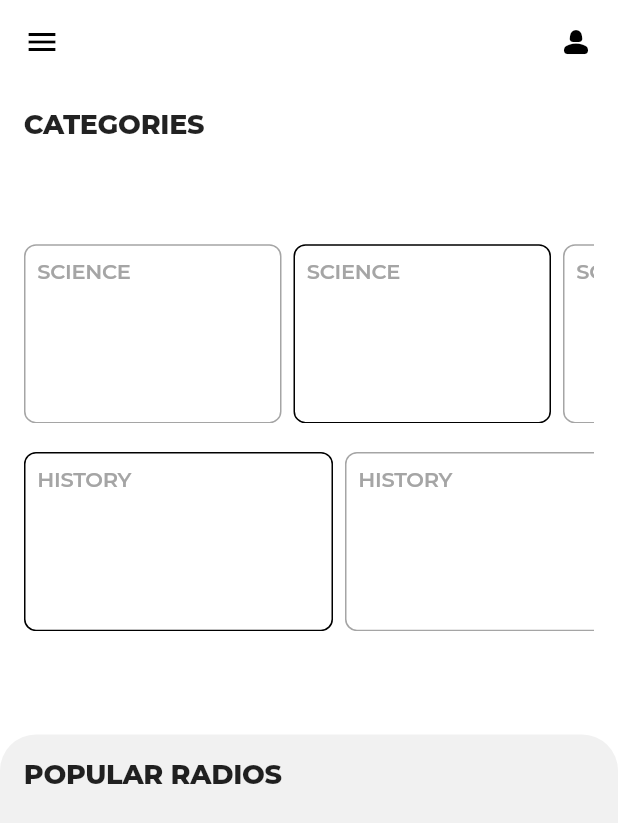
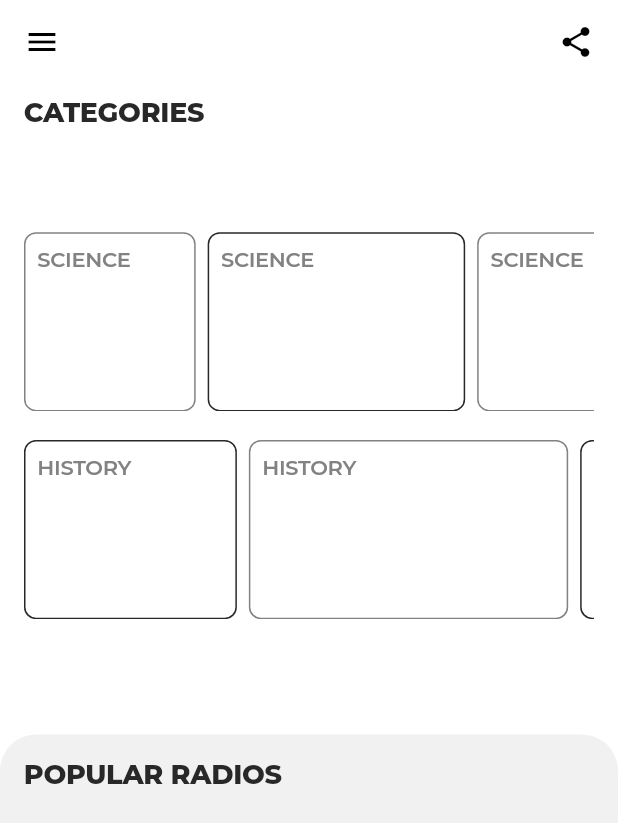
Before and after one commit to the-loudspeaker/pandemodium, a Flutter app: the screen it shows after launch, on a phone screen of 412 x 824 dp. Shown: the top 823 px of the screen. Run offline on Flutter 3.47's test engine with Material 2 defaults, Android fonts, the phone set to English and light mode, and no system bars; our stand-ins replace flutter_screenutil, google_fonts.

Commit message:
font and color fixes.

```diff
--- a/lib/Screens/categories_widget.dart
+++ b/lib/Screens/categories_widget.dart
@@ -1,6 +1,5 @@
 import 'package:flutter/material.dart';
 import 'package:flutter_screenutil/flutter_screenutil.dart';
-import 'package:pandemonium/utils/custom_colors.dart';
 import 'package:pandemonium/utils/custom_fonts.dart';
 import 'package:pandemonium/utils/no_scrollglow_behaviour.dart';
 
@@ -28,24 +27,23 @@ class _CategoriesWidgetState extends State<CategoriesWidget> {
           child: ScrollConfiguration(
             behavior: NoScrollGlowBehaviour(),
             child: ListView.separated(
-              itemCount: 40,
+              itemCount: 10,
               scrollDirection: Axis.horizontal,
               physics: const BouncingScrollPhysics(),
               itemBuilder: (BuildContext context, int index) {
                 return Container(
-                  width: ScreenUtil().setWidth(150),
-                  height: ScreenUtil().setHeight(50),
+                  width: ScreenUtil().setWidth(((index % 2) + 2) * 50),
                   padding: const EdgeInsets.all(8),
                   decoration: BoxDecoration(
                       borderRadius: const BorderRadius.all(Radius.circular(8)),
                       border: Border.all(
                           color: index.isEven
-                              ? CustomColors.secondaryGrey
-                              : Colors.black)),
+                              ? FontColors.secondaryTextColor
+                              : FontColors.primaryTextColor)),
                   child: Text(
                     "Science".toUpperCase(),
                     style: MontserratFont.paragraphSemiBold2
-                        .copyWith(color: CustomColors.secondaryGrey),
+                        .copyWith(color: FontColors.secondaryTextColor),
                   ),
                 );
               },
@@ -65,22 +63,23 @@ class _CategoriesWidgetState extends State<CategoriesWidget> {
           child: ScrollConfiguration(
             behavior: NoScrollGlowBehaviour(),
             child: ListView.separated(
-              itemCount: 40,
+              itemCount: 10,
               scrollDirection: Axis.horizontal,
               physics: const BouncingScrollPhysics(),
               itemBuilder: (BuildContext context, int index) {
                 return Container(
-                  width: ScreenUtil().setWidth(180),
-                  height: ScreenUtil().setHeight(50),
+                  width: ScreenUtil().setWidth(((index % 2) + 2) * 62),
                   padding: const EdgeInsets.all(8),
                   decoration: BoxDecoration(
                       borderRadius: const BorderRadius.all(Radius.circular(8)),
                       border: Border.all(
-                          color: index.isOdd ? CustomColors.secondaryGrey : Colors.black)),
+                          color: index.isOdd
+                              ? FontColors.secondaryTextColor
+                              : FontColors.primaryTextColor)),
                   child: Text(
                     "History".toUpperCase(),
                     style: MontserratFont.paragraphSemiBold2
-                        .copyWith(color: CustomColors.secondaryGrey),
+                        .copyWith(color: FontColors.secondaryTextColor),
                   ),
                 );
               },
--- a/lib/Screens/home.dart
+++ b/lib/Screens/home.dart
@@ -1,8 +1,7 @@
+import 'dart:io';
 import 'package:flutter/material.dart';
 import 'package:pandemonium/Screens/categories_widget.dart';
 import 'package:pandemonium/Screens/popular_radios.dart';
-import 'package:pandemonium/utils/custom_colors.dart';
-import 'package:flutter_screenutil/flutter_screenutil.dart';
 import 'package:pandemonium/utils/custom_fonts.dart';
 
 class MyHomePage extends StatefulWidget {
@@ -20,11 +19,11 @@ class _MyHomePageState extends State<MyHomePage> {
       appBar: AppBar(
         backgroundColor: Colors.white,
         elevation: 0,
-        leading: const Icon(Icons.menu),
-        actions: const [
+        leading: InkWell(onTap: () {}, child: const Icon(Icons.menu)),
+        actions: [
           Padding(
-            padding: EdgeInsets.all(16.0),
-            child: Icon(Icons.person_2_rounded),
+            padding: const EdgeInsets.all(16.0),
+            child: Icon(Platform.isIOS ? Icons.ios_share : Icons.share),
           )
         ],
       ),
@@ -36,10 +35,12 @@ class _MyHomePageState extends State<MyHomePage> {
           mainAxisSize: MainAxisSize.max,
           children: <Widget>[
             Padding(
-                padding: const EdgeInsets.all(16),
+                padding:
+                    const EdgeInsets.symmetric(horizontal: 16, vertical: 8),
                 child: Text(
                   "Categories".toUpperCase(),
-                  style: MontserratFont.heading4,
+                  style: MontserratFont.heading4
+                      .copyWith(color: FontColors.primaryTextColor),
                 )),
             const Padding(
               padding: EdgeInsets.fromLTRB(16, 0, 16, 16),
--- a/lib/Screens/popular_radios.dart
+++ b/lib/Screens/popular_radios.dart
@@ -22,7 +22,7 @@ class PopularRadios extends StatelessWidget {
       ),
       child: Text(
         "Popular Radios".toUpperCase(),
-        style: MontserratFont.heading4,
+        style: MontserratFont.heading4.copyWith(color: FontColors.primaryTextColor),
       ),
     );
   }
```
